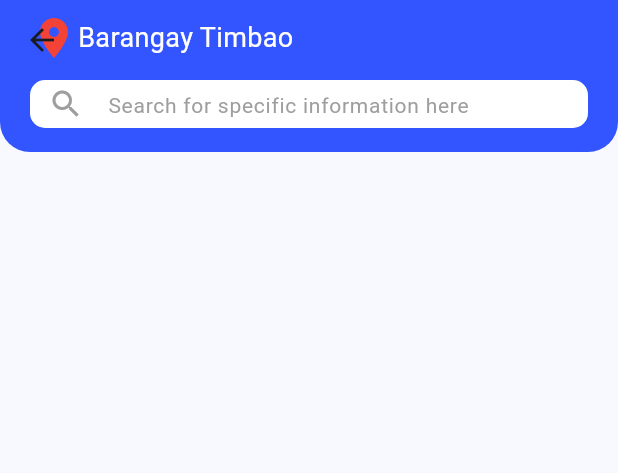
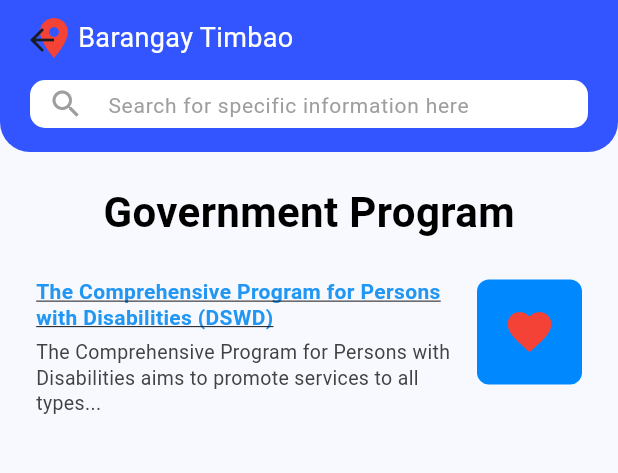
Before and after one commit to NBZion/NSTPPWDApp, a Flutter app: the GovernmentTab screen opened by its route, on a phone screen of 412 x 824 dp, the part 73-546 px from its top. Run offline on Flutter 3.47's test engine with Material 3 defaults, Android fonts, the phone set to English and light mode, and no system bars.

Commit message:
feat: add GovernmentProgram screen

```diff
--- a/lib/screens/GovernmentTab.dart
+++ b/lib/screens/GovernmentTab.dart
@@ -1,5 +1,6 @@
 import 'package:flutter/material.dart';
 import 'package:pwdapp/utils/color_extensions.dart';
+import 'package:url_launcher/url_launcher.dart';
 
 class GovernmentTab extends StatefulWidget {
   const GovernmentTab({super.key});
@@ -113,6 +114,100 @@
           ),
         ),
       ),
+
+      // Non Appbar Logic
+      body: SingleChildScrollView(
+        padding: const EdgeInsets.symmetric(horizontal: 24.0, vertical: 20.0),
+        child: Column(
+          crossAxisAlignment: CrossAxisAlignment.start,
+          children: [
+            const Center(
+              child: Text(
+                "Government Program",
+                style: TextStyle(
+                  fontSize: 28,
+                  fontWeight: FontWeight.bold,
+                  color: Colors.black,
+                ),
+              ),
+            ),
+
+            const SizedBox(height: 25),
+
+            _buildGovernmentProgramItem(
+              title:
+                  "The Comprehensive Program for Persons with Disabilities (DSWD)",
+              description:
+                  "The Comprehensive Program for Persons with Disabilities aims to promote services to all types...",
+              url: "https://www.dswd.gov.ph",
+            ),
+          ],
+        ),
+      ),
+    );
+  }
+
+  Future<void> _openBrowserLink(String urlString) async {
+    final Uri url = Uri.parse(urlString);
+
+    // LaunchMode.externalApplication forces it to open in Chrome/Safari instead of inside the app
+    if (!await launchUrl(url, mode: LaunchMode.externalApplication)) {
+      throw Exception('Could not launch $urlString');
+    }
+  }
+
+  Widget _buildGovernmentProgramItem({
+    required String title,
+    required String description,
+    required String url,
+  }) {
+    return Row(
+      crossAxisAlignment: CrossAxisAlignment.start,
+      children: [
+        Expanded(
+          child: Column(
+            crossAxisAlignment: CrossAxisAlignment.start,
+            children: [
+              GestureDetector(
+                onTap: () => _openBrowserLink(url),
+                child: Text(
+                  title,
+                  style: const TextStyle(
+                    fontWeight: FontWeight.bold,
+                    decoration: TextDecoration.underline,
+                    color: Colors
+                        .blue, // Changed to blue to look more like a clickable web link
+                    height: 1.2,
+                  ),
+                ),
+              ),
+
+              const SizedBox(height: 6),
+              Text(
+                description,
+                style: TextStyle(
+                  fontSize: 13,
+                  color: Colors.grey[800],
+                  height: 1.3,
+                ),
+              ),
+            ],
+          ),
+        ),
+
+        const SizedBox(width: 16),
+        Container(
+          width: 70,
+          height: 70,
+          decoration: BoxDecoration(
+            color: const Color(0xFF0088FF),
+            borderRadius: BorderRadius.circular(8),
+          ),
+          child: const Center(
+            child: Icon(Icons.favorite, color: Colors.red, size: 35),
+          ),
+        ),
+      ],
     );
   }
 }
--- a/pubspec.yaml
+++ b/pubspec.yaml
@@ -34,6 +34,7 @@
   # The following adds the Cupertino Icons font to your application.
   # Use with the CupertinoIcons class for iOS style icons.
   cupertino_icons: ^1.0.8
+  url_launcher: ^6.3.2
 
 dev_dependencies:
   flutter_test:
```
Also changed, not shown: pubspec.lock, 5 other files.
